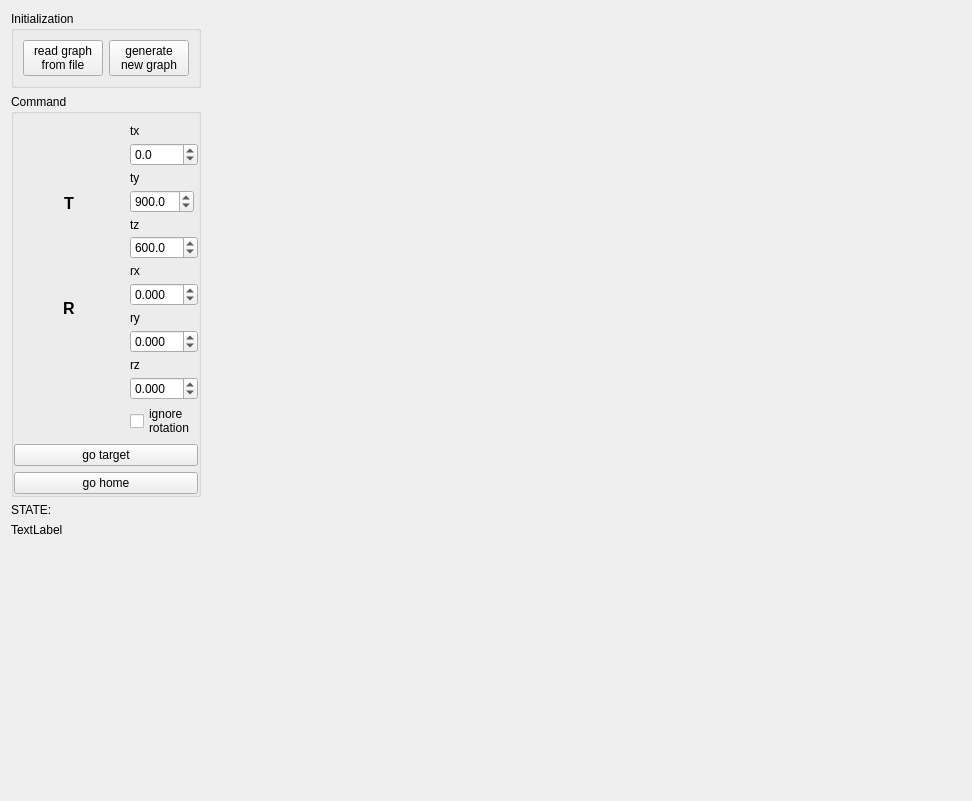
First picture: the form in components/ikGraphGenerator/src/mainUI.ui, repository robocomp/robocomp-shelly, before the edit.
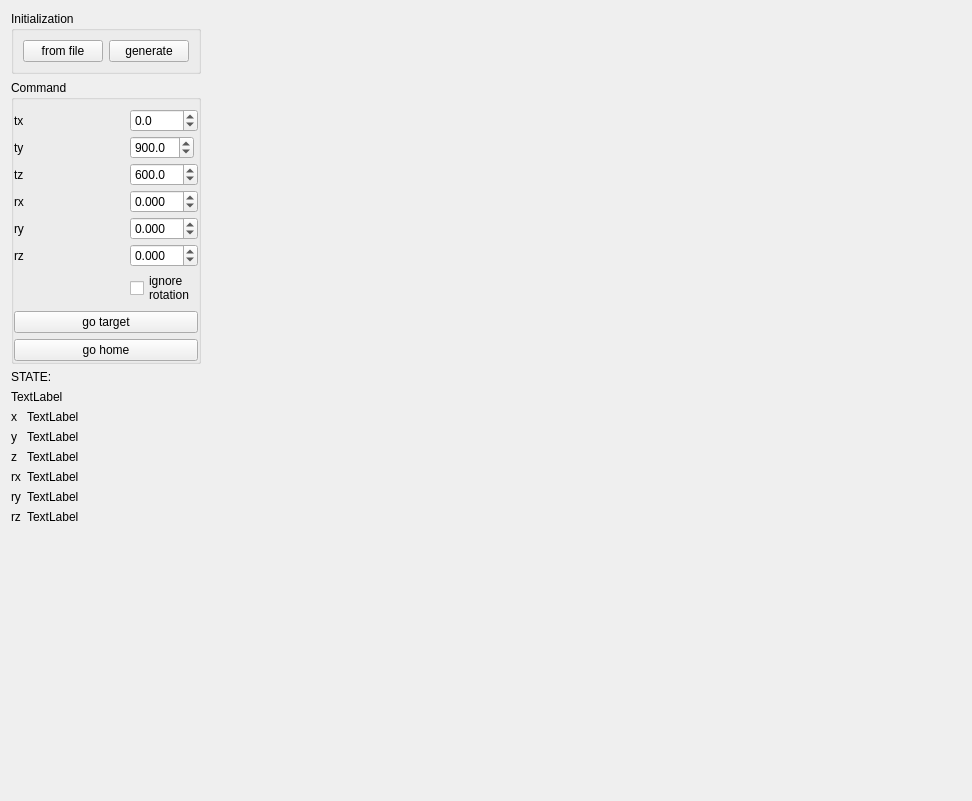
Second picture: the form after the edit.

The edit to the form file:
```diff
--- a/components/ikGraphGenerator/src/mainUI.ui
+++ b/components/ikGraphGenerator/src/mainUI.ui
@@ -25,16 +25,14 @@
         <item>
          <widget class="QPushButton" name="fromFileButton">
           <property name="text">
-           <string>read graph
-from file</string>
+           <string>from file</string>
           </property>
          </widget>
         </item>
         <item>
          <widget class="QPushButton" name="generateButton">
           <property name="text">
-           <string>generate
-new graph</string>
+           <string>generate</string>
           </property>
          </widget>
         </item>
@@ -58,118 +56,6 @@
            </property>
            <item>
             <layout class="QHBoxLayout" name="horizontalLayout_4">
-             <item>
-              <layout class="QVBoxLayout" name="verticalLayout_5">
-               <item>
-                <spacer name="verticalSpacer_7">
-                 <property name="orientation">
-                  <enum>Qt::Vertical</enum>
-                 </property>
-                 <property name="sizeHint" stdset="0">
-                  <size>
-                   <width>20</width>
-                   <height>40</height>
-                  </size>
-                 </property>
-                </spacer>
-               </item>
-               <item>
-                <spacer name="verticalSpacer_4">
-                 <property name="orientation">
-                  <enum>Qt::Vertical</enum>
-                 </property>
-                 <property name="sizeHint" stdset="0">
-                  <size>
-                   <width>20</width>
-                   <height>40</height>
-                  </size>
-                 </property>
-                </spacer>
-               </item>
-               <item>
-                <widget class="QLabel" name="label_8">
-                 <property name="text">
-                  <string>&lt;html&gt;&lt;head/&gt;&lt;body&gt;&lt;p align=&quot;center&quot;&gt;&lt;span style=&quot; font-size:12pt; font-weight:600;&quot;&gt;T&lt;/span&gt;&lt;/p&gt;&lt;/body&gt;&lt;/html&gt;</string>
-                 </property>
-                </widget>
-               </item>
-               <item>
-                <spacer name="verticalSpacer_3">
-                 <property name="orientation">
-                  <enum>Qt::Vertical</enum>
-                 </property>
-                 <property name="sizeHint" stdset="0">
-                  <size>
-                   <width>20</width>
-                   <height>40</height>
-                  </size>
-                 </property>
-                </spacer>
-               </item>
-               <item>
-                <spacer name="verticalSpacer_6">
-                 <property name="orientation">
-                  <enum>Qt::Vertical</enum>
-                 </property>
-                 <property name="sizeHint" stdset="0">
-                  <size>
-                   <width>20</width>
-                   <height>40</height>
-                  </size>
-                 </property>
-                </spacer>
-               </item>
-               <item>
-                <widget class="QLabel" name="label_7">
-                 <property name="layoutDirection">
-                  <enum>Qt::LeftToRight</enum>
-                 </property>
-                 <property name="text">
-                  <string>&lt;html&gt;&lt;head/&gt;&lt;body&gt;&lt;p align=&quot;center&quot;&gt;&lt;span style=&quot; font-size:12pt; font-weight:600;&quot;&gt;R&lt;/span&gt;&lt;/p&gt;&lt;/body&gt;&lt;/html&gt;</string>
-                 </property>
-                </widget>
-               </item>
-               <item>
-                <spacer name="verticalSpacer_2">
-                 <property name="orientation">
-                  <enum>Qt::Vertical</enum>
-                 </property>
-                 <property name="sizeHint" stdset="0">
-                  <size>
-                   <width>20</width>
-                   <height>40</height>
-                  </size>
-                 </property>
-                </spacer>
-               </item>
-               <item>
-                <spacer name="verticalSpacer_5">
-                 <property name="orientation">
-                  <enum>Qt::Vertical</enum>
-                 </property>
-                 <property name="sizeHint" stdset="0">
-                  <size>
-                   <width>20</width>
-                   <height>40</height>
-                  </size>
-                 </property>
-                </spacer>
-               </item>
-               <item>
-                <spacer name="verticalSpacer_8">
-                 <property name="orientation">
-                  <enum>Qt::Vertical</enum>
-                 </property>
-                 <property name="sizeHint" stdset="0">
-                  <size>
-                   <width>20</width>
-                   <height>40</height>
-                  </size>
-                 </property>
-                </spacer>
-               </item>
-              </layout>
-             </item>
              <item>
               <layout class="QVBoxLayout" name="verticalLayout_4">
                <item>
@@ -180,14 +66,7 @@
                  <property name="spacing">
                   <number>4</number>
                  </property>
-                 <item row="10" column="0">
-                  <widget class="QLabel" name="label_5">
-                   <property name="text">
-                    <string>ry</string>
-                   </property>
-                  </widget>
-                 </item>
-                 <item row="7" column="0">
+                 <item row="8" column="1">
                   <widget class="QDoubleSpinBox" name="tz">
                    <property name="sizePolicy">
                     <sizepolicy hsizetype="Fixed" vsizetype="Fixed">
@@ -212,21 +91,7 @@
                    </property>
                   </widget>
                  </item>
-                 <item row="4" column="0">
-                  <widget class="QLabel" name="label_3">
-                   <property name="text">
-                    <string>ty</string>
-                   </property>
-                  </widget>
-                 </item>
-                 <item row="8" column="0">
-                  <widget class="QLabel" name="label_4">
-                   <property name="text">
-                    <string>rx</string>
-                   </property>
-                  </widget>
-                 </item>
-                 <item row="3" column="0">
+                 <item row="4" column="1">
                   <widget class="QDoubleSpinBox" name="tx">
                    <property name="sizePolicy">
                     <sizepolicy hsizetype="Fixed" vsizetype="Fixed">
@@ -251,7 +116,7 @@
                    </property>
                   </widget>
                  </item>
-                 <item row="9" column="0">
+                 <item row="10" column="1">
                   <widget class="QDoubleSpinBox" name="rx">
                    <property name="sizePolicy">
                     <sizepolicy hsizetype="Fixed" vsizetype="Fixed">
@@ -273,21 +138,7 @@
                    </property>
                   </widget>
                  </item>
-                 <item row="2" column="0">
-                  <widget class="QLabel" name="label">
-                   <property name="text">
-                    <string>tx</string>
-                   </property>
-                  </widget>
-                 </item>
-                 <item row="6" column="0">
-                  <widget class="QLabel" name="label_2">
-                   <property name="text">
-                    <string>tz</string>
-                   </property>
-                  </widget>
-                 </item>
-                 <item row="13" column="0">
+                 <item row="14" column="1">
                   <widget class="QDoubleSpinBox" name="rz">
                    <property name="sizePolicy">
                     <sizepolicy hsizetype="Fixed" vsizetype="Fixed">
@@ -312,7 +163,7 @@
                    </property>
                   </widget>
                  </item>
-                 <item row="11" column="0">
+                 <item row="12" column="1">
                   <widget class="QDoubleSpinBox" name="ry">
                    <property name="sizePolicy">
                     <sizepolicy hsizetype="Fixed" vsizetype="Fixed">
@@ -337,14 +188,7 @@
                    </property>
                   </widget>
                  </item>
-                 <item row="12" column="0">
-                  <widget class="QLabel" name="label_6">
-                   <property name="text">
-                    <string>rz</string>
-                   </property>
-                  </widget>
-                 </item>
-                 <item row="5" column="0">
+                 <item row="6" column="1">
                   <widget class="QDoubleSpinBox" name="ty">
                    <property name="sizePolicy">
                     <sizepolicy hsizetype="Fixed" vsizetype="Fixed">
@@ -369,7 +213,7 @@
                    </property>
                   </widget>
                  </item>
-                 <item row="14" column="0">
+                 <item row="15" column="1">
                   <widget class="QCheckBox" name="checkBox">
                    <property name="text">
                     <string>ignore
@@ -377,6 +221,48 @@
                    </property>
                   </widget>
                  </item>
+                 <item row="4" column="0">
+                  <widget class="QLabel" name="label">
+                   <property name="text">
+                    <string>tx</string>
+                   </property>
+                  </widget>
+                 </item>
+                 <item row="6" column="0">
+                  <widget class="QLabel" name="label_3">
+                   <property name="text">
+                    <string>ty</string>
+                   </property>
+                  </widget>
+                 </item>
+                 <item row="8" column="0">
+                  <widget class="QLabel" name="label_2">
+                   <property name="text">
+                    <string>tz</string>
+                   </property>
+                  </widget>
+                 </item>
+                 <item row="10" column="0">
+                  <widget class="QLabel" name="label_4">
+                   <property name="text">
+                    <string>rx</string>
+                   </property>
+                  </widget>
+                 </item>
+                 <item row="12" column="0">
+                  <widget class="QLabel" name="label_5">
+                   <property name="text">
+                    <string>ry</string>
+                   </property>
+                  </widget>
+                 </item>
+                 <item row="14" column="0">
+                  <widget class="QLabel" name="label_6">
+                   <property name="text">
+                    <string>rz</string>
+                   </property>
+                  </widget>
+                 </item>
                 </layout>
                </item>
               </layout>
@@ -421,6 +307,97 @@
        </property>
       </widget>
      </item>
+     <item>
+      <layout class="QFormLayout" name="formLayout">
+       <property name="fieldGrowthPolicy">
+        <enum>QFormLayout::AllNonFixedFieldsGrow</enum>
+       </property>
+       <item row="0" column="0">
+        <widget class="QLabel" name="label_12">
+         <property name="text">
+          <string>x</string>
+         </property>
+        </widget>
+       </item>
+       <item row="0" column="1">
+        <widget class="QLabel" name="ui_x">
+         <property name="text">
+          <string>TextLabel</string>
+         </property>
+        </widget>
+       </item>
+       <item row="1" column="0">
+        <widget class="QLabel" name="label_14">
+         <property name="text">
+          <string>y</string>
+         </property>
+        </widget>
+       </item>
+       <item row="1" column="1">
+        <widget class="QLabel" name="ui_y">
+         <property name="text">
+          <string>TextLabel</string>
+         </property>
+        </widget>
+       </item>
+       <item row="2" column="0">
+        <widget class="QLabel" name="label_10">
+         <property name="text">
+          <string>z</string>
+         </property>
+        </widget>
+       </item>
+       <item row="2" column="1">
+        <widget class="QLabel" name="ui_z">
+         <property name="text">
+          <string>TextLabel</string>
+         </property>
+        </widget>
+       </item>
+       <item row="3" column="0">
+        <widget class="QLabel" name="label_20">
+         <property name="text">
+          <string>rx</string>
+         </property>
+        </widget>
+       </item>
+       <item row="3" column="1">
+        <widget class="QLabel" name="ui_rx">
+         <property name="text">
+          <string>TextLabel</string>
+         </property>
+        </widget>
+       </item>
+       <item row="4" column="0">
+        <widget class="QLabel" name="label_18">
+         <property name="text">
+          <string>ry</string>
+         </property>
+        </widget>
+       </item>
+       <item row="4" column="1">
+        <widget class="QLabel" name="ui_ry">
+         <property name="text">
+          <string>TextLabel</string>
+         </property>
+        </widget>
+       </item>
+       <item row="5" column="0">
+        <widget class="QLabel" name="label_16">
+         <property name="text">
+          <string>rz</string>
+         </property>
+        </widget>
+       </item>
+       <item row="5" column="1">
+        <widget class="QLabel" name="ui_rz">
+         <property name="text">
+          <string>TextLabel</string>
+         </property>
+        </widget>
+       </item>
+      </layout>
+     </item>
      <item>
       <spacer name="verticalSpacer">
        <property name="orientation">
```
